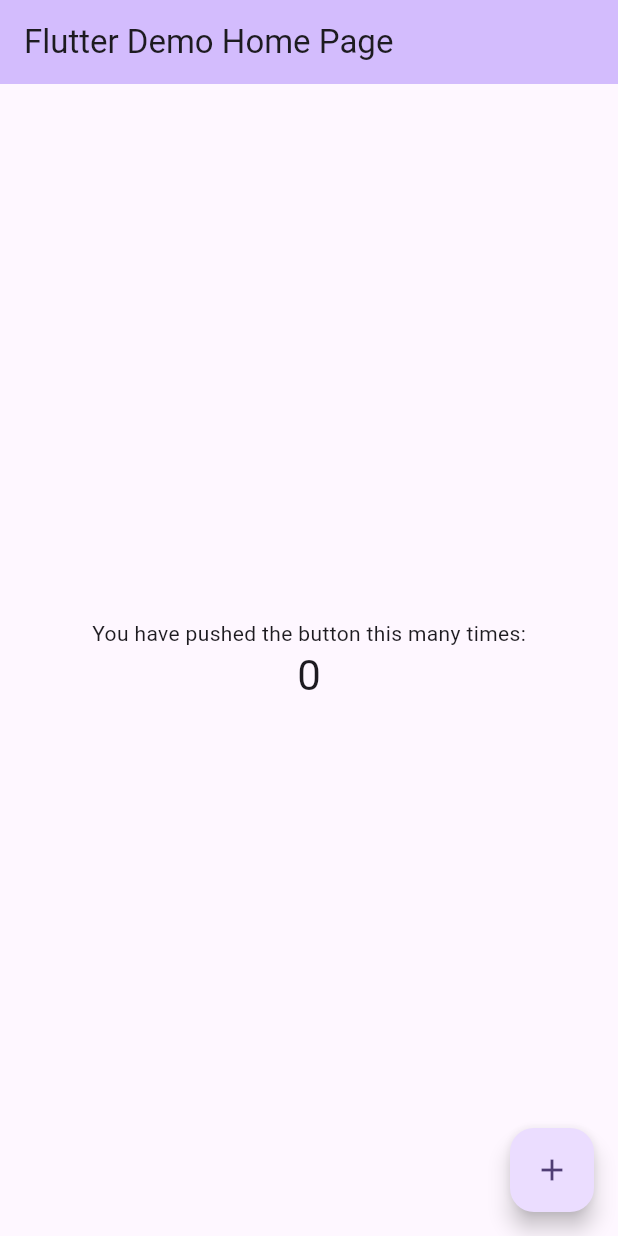
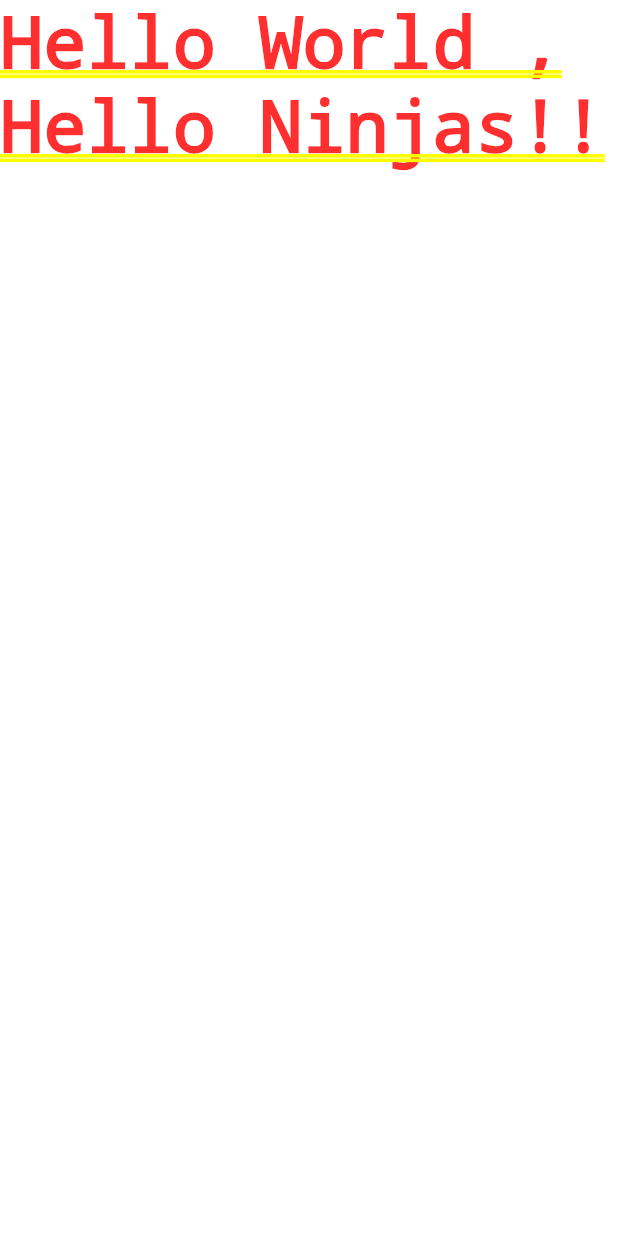
Before and after one commit to dark0crystal/course_project, a Flutter app: the screen it shows after launch, on a phone screen of 412 x 824 dp. Run offline on Flutter 3.47's test engine with Material 3 defaults, Android fonts, the phone set to English and light mode, and no system bars.

Commit message:
Hello World in flutter

```diff
--- a/lib/main.dart
+++ b/lib/main.dart
@@ -1,125 +1,14 @@
 import 'package:flutter/material.dart';
 
+
+// In Flutter, MaterialApp() is a widget that serves as the root of a Flutter application and provides essential configurations for a Material Design-based app.
+// It's on the top near the widget tree ,
+
+
+// we are adding const in front of the MaterialApp() to improve performance ,
+// because if we tell fultter that sth is a constant , it knows then the value will not change
 void main() {
-  runApp(const MyApp());
+  runApp(MaterialApp(
+    home: Text("Hello World , Hello Ninjas!!"),
+  ));
 }
-
-class MyApp extends StatelessWidget {
-  const MyApp({super.key});
-
-  // This widget is the root of your application.
-  @override
-  Widget build(BuildContext context) {
-    return MaterialApp(
-      title: 'Flutter Demo',
-      theme: ThemeData(
-        // This is the theme of your application.
-        //
-        // TRY THIS: Try running your application with "flutter run". You'll see
-        // the application has a purple toolbar. Then, without quitting the app,
-        // try changing the seedColor in the colorScheme below to Colors.green
-        // and then invoke "hot reload" (save your changes or press the "hot
-        // reload" button in a Flutter-supported IDE, or press "r" if you used
-        // the command line to start the app).
-        //
-        // Notice that the counter didn't reset back to zero; the application
-        // state is not lost during the reload. To reset the state, use hot
-        // restart instead.
-        //
-        // This works for code too, not just values: Most code changes can be
-        // tested with just a hot reload.
-        colorScheme: ColorScheme.fromSeed(seedColor: Colors.deepPurple),
-        useMaterial3: true,
-      ),
-      home: const MyHomePage(title: 'Flutter Demo Home Page'),
-    );
-  }
-}
-
-class MyHomePage extends StatefulWidget {
-  const MyHomePage({super.key, required this.title});
-
-  // This widget is the home page of your application. It is stateful, meaning
-  // that it has a State object (defined below) that contains fields that affect
-  // how it looks.
-
-  // This class is the configuration for the state. It holds the values (in this
-  // case the title) provided by the parent (in this case the App widget) and
-  // used by the build method of the State. Fields in a Widget subclass are
-  // always marked "final".
-
-  final String title;
-
-  @override
-  State<MyHomePage> createState() => _MyHomePageState();
-}
-
-class _MyHomePageState extends State<MyHomePage> {
-  int _counter = 0;
-
-  void _incrementCounter() {
-    setState(() {
-      // This call to setState tells the Flutter framework that something has
-      // changed in this State, which causes it to rerun the build method below
-      // so that the display can reflect the updated values. If we changed
-      // _counter without calling setState(), then the build method would not be
-      // called again, and so nothing would appear to happen.
-      _counter++;
-    });
-  }
-
-  @override
-  Widget build(BuildContext context) {
-    // This method is rerun every time setState is called, for instance as done
-    // by the _incrementCounter method above.
-    //
-    // The Flutter framework has been optimized to make rerunning build methods
-    // fast, so that you can just rebuild anything that needs updating rather
-    // than having to individually change instances of widgets.
-    return Scaffold(
-      appBar: AppBar(
-        // TRY THIS: Try changing the color here to a specific color (to
-        // Colors.amber, perhaps?) and trigger a hot reload to see the AppBar
-        // change color while the other colors stay the same.
-        backgroundColor: Theme.of(context).colorScheme.inversePrimary,
-        // Here we take the value from the MyHomePage object that was created by
-        // the App.build method, and use it to set our appbar title.
-        title: Text(widget.title),
-      ),
-      body: Center(
-        // Center is a layout widget. It takes a single child and positions it
-        // in the middle of the parent.
-        child: Column(
-          // Column is also a layout widget. It takes a list of children and
-          // arranges them vertically. By default, it sizes itself to fit its
-          // children horizontally, and tries to be as tall as its parent.
-          //
-          // Column has various properties to control how it sizes itself and
-          // how it positions its children. Here we use mainAxisAlignment to
-          // center the children vertically; the main axis here is the vertical
-          // axis because Columns are vertical (the cross axis would be
-          // horizontal).
-          //
-          // TRY THIS: Invoke "debug painting" (choose the "Toggle Debug Paint"
-          // action in the IDE, or press "p" in the console), to see the
-          // wireframe for each widget.
-          mainAxisAlignment: MainAxisAlignment.center,
-          children: <Widget>[
-            const Text(
-              'You have pushed the button this many times:',
-            ),
-            Text(
-              '$_counter',
-              style: Theme.of(context).textTheme.headlineMedium,
-            ),
-          ],
-        ),
-      ),
-      floatingActionButton: FloatingActionButton(
-        onPressed: _incrementCounter,
-        tooltip: 'Increment',
-        child: const Icon(Icons.add),
-      ), // This trailing comma makes auto-formatting nicer for build methods.
-    );
-  }
-}
```
